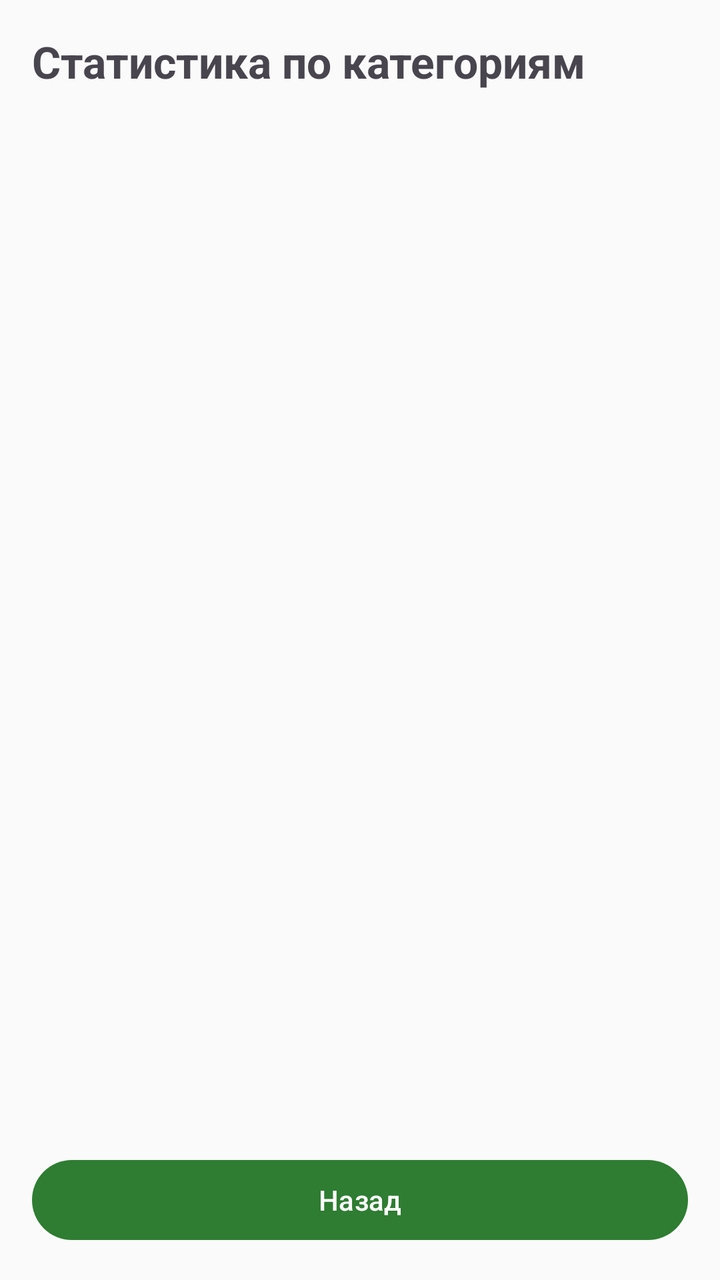
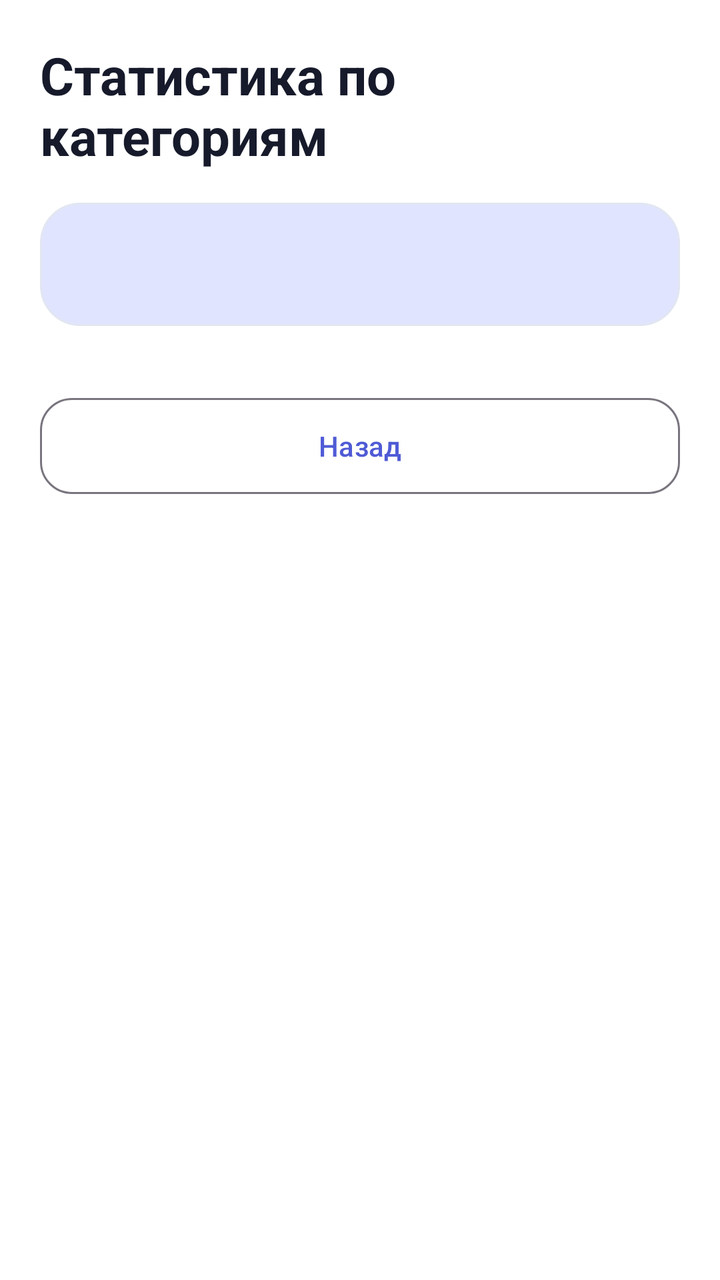

Before-and-after screenshots of an Android layout around one commit, followed by the original layout XML and the change that was made.
<!-- AndroidManifest.xml: application theme Theme.RecipesApp -->
<!-- res/layout/activity_stats.xml -->
<?xml version="1.0" encoding="utf-8"?>
<androidx.constraintlayout.widget.ConstraintLayout
    xmlns:android="http://schemas.android.com/apk/res/android"
    xmlns:app="http://schemas.android.com/apk/res-auto"
    android:layout_width="match_parent"
    android:layout_height="match_parent"
    android:padding="16dp">

    
    <TextView
        android:id="@+id/statsTitle"
        android:layout_width="wrap_content"
        android:layout_height="wrap_content"
        android:text="@string/stats_title"
        android:textSize="22sp"
        android:textStyle="bold"
        app:layout_constraintStart_toStartOf="parent"
        app:layout_constraintTop_toTopOf="parent" />

    
    <ScrollView
        android:layout_width="0dp"
        android:layout_height="0dp"
        android:layout_marginTop="12dp"
        app:layout_constraintBottom_toTopOf="@+id/statsBackButton"
        app:layout_constraintEnd_toEndOf="parent"
        app:layout_constraintStart_toStartOf="parent"
        app:layout_constraintTop_toBottomOf="@+id/statsTitle">

        <TextView
            android:id="@+id/statsText"
            android:layout_width="match_parent"
            android:layout_height="wrap_content"
            android:textSize="18sp" />
    </ScrollView>

    
    <Button
        android:id="@+id/statsBackButton"
        android:layout_width="0dp"
        android:layout_height="wrap_content"
        android:minHeight="48dp"
        android:text="@string/back"
        app:layout_constraintBottom_toBottomOf="parent"
        app:layout_constraintEnd_toEndOf="parent"
        app:layout_constraintStart_toStartOf="parent" />

</androidx.constraintlayout.widget.ConstraintLayout>
<!-- resources referenced by this layout -->
<resources>
  <string name="back">Назад</string>
  <string name="stats_title">Статистика по категориям</string>
  <style name="Theme.RecipesApp" parent="Theme.Material3.Light.NoActionBar">
          <item name="colorPrimary">@color/primary</item>
          <item name="colorOnPrimary">@color/on_primary</item>
          <item name="colorSecondary">@color/secondary</item>
          <item name="android:windowBackground">@color/background</item>
      </style>
  <color name="primary">#2E7D32</color>
  <color name="on_primary">#FFFFFF</color>
  <color name="secondary">#FF8F00</color>
  <color name="background">#FAFAFA</color>
</resources>

<!-- the commit's change to res/layout/activity_stats.xml (unified diff, before → after) -->
@@ -1,48 +1,71 @@
 <?xml version="1.0" encoding="utf-8"?>
-<androidx.constraintlayout.widget.ConstraintLayout
+<ScrollView
     xmlns:android="http://schemas.android.com/apk/res/android"
     xmlns:app="http://schemas.android.com/apk/res-auto"
     android:layout_width="match_parent"
     android:layout_height="match_parent"
-    android:padding="16dp">
+    android:background="?attr/colorSurface"
+    android:fillViewport="true">
 
-    
-    <TextView
-        android:id="@+id/statsTitle"
-        android:layout_width="wrap_content"
+    <LinearLayout
+        android:layout_width="match_parent"
         android:layout_height="wrap_content"
-        android:text="@string/stats_title"
-        android:textSize="22sp"
-        android:textStyle="bold"
-        app:layout_constraintStart_toStartOf="parent"
-        app:layout_constraintTop_toTopOf="parent" />
-
-    
-    <ScrollView
-        android:layout_width="0dp"
-        android:layout_height="0dp"
-        android:layout_marginTop="12dp"
-        app:layout_constraintBottom_toTopOf="@+id/statsBackButton"
-        app:layout_constraintEnd_toEndOf="parent"
-        app:layout_constraintStart_toStartOf="parent"
-        app:layout_constraintTop_toBottomOf="@+id/statsTitle">
+        android:orientation="vertical"
+        android:padding="20dp">
 
         <TextView
-            android:id="@+id/statsText"
+            android:layout_width="wrap_content"
+            android:layout_height="wrap_content"
+            android:text="@string/stats_title"
+            android:textColor="?attr/colorOnSurface"
+            android:textSize="26sp"
+            android:textStyle="bold" />
+
+        
+        <com.google.android.material.card.MaterialCardView
             android:layout_width="match_parent"
             android:layout_height="wrap_content"
-            android:textSize="18sp" />
-    </ScrollView>
+            android:layout_marginTop="16dp"
+            app:cardBackgroundColor="?attr/colorSecondaryContainer"
+            app:cardCornerRadius="20dp"
+            app:cardElevation="0dp">
 
-    
-    <Button
-        android:id="@+id/statsBackButton"
-        android:layout_width="0dp"
-        android:layout_height="wrap_content"
-        android:minHeight="48dp"
-        android:text="@string/back"
-        app:layout_constraintBottom_toBottomOf="parent"
-        app:layout_constraintEnd_toEndOf="parent"
-        app:layout_constraintStart_toStartOf="parent" />
+            <TextView
+                android:id="@+id/statsSummary"
+                android:layout_width="wrap_content"
+                android:layout_height="wrap_content"
+                android:padding="20dp"
+                android:textColor="?attr/colorOnSecondaryContainer"
+                android:textSize="16sp" />
+        </com.google.android.material.card.MaterialCardView>
 
-</androidx.constraintlayout.widget.ConstraintLayout>
+        <TextView
+            android:id="@+id/emptyStats"
+            android:layout_width="wrap_content"
+            android:layout_height="wrap_content"
+            android:layout_marginTop="24dp"
+            android:text="@string/stats_empty"
+            android:textColor="?attr/colorOnSurfaceVariant"
+            android:textSize="16sp"
+            android:visibility="gone" />
+
+        
+        <LinearLayout
+            android:id="@+id/statsContainer"
+            android:layout_width="match_parent"
+            android:layout_height="wrap_content"
+            android:layout_marginTop="16dp"
+            android:orientation="vertical" />
+
+        <com.google.android.material.button.MaterialButton
+            android:id="@+id/statsBackButton"
+            style="@style/Widget.Material3.Button.OutlinedButton"
+            android:layout_width="match_parent"
+            android:layout_height="wrap_content"
+            android:layout_marginTop="16dp"
+            android:minHeight="56dp"
+            android:text="@string/back"
+            app:cornerRadius="16dp" />
+
+    </LinearLayout>
+</ScrollView>
<!-- resource entries referenced after the edit -->
@@ -1,16 +1,31 @@
 <!-- resources referenced by this layout -->
 <resources>
   <string name="back">Назад</string>
+  <string name="stats_empty">Рецептов пока нет</string>
   <string name="stats_title">Статистика по категориям</string>
   <style name="Theme.RecipesApp" parent="Theme.Material3.Light.NoActionBar">
           <item name="colorPrimary">@color/primary</item>
           <item name="colorOnPrimary">@color/on_primary</item>
-          <item name="colorSecondary">@color/secondary</item>
+          <item name="colorSurface">@color/surface</item>
+          <item name="colorOnSurface">@color/text_primary</item>
+          <item name="colorSurfaceVariant">@color/surface_variant</item>
+          <item name="colorOnSurfaceVariant">@color/text_secondary</item>
+          <item name="colorSecondaryContainer">@color/primary_container</item>
+          <item name="colorOnSecondaryContainer">@color/on_primary_container</item>
+          <item name="colorOutlineVariant">@color/outline</item>
+          <item name="colorError">@color/error</item>
           <item name="android:windowBackground">@color/background</item>
       </style>
-  <color name="primary">#2E7D32</color>
+  <color name="primary">#4F5BD5</color>
   <color name="on_primary">#FFFFFF</color>
-  <color name="secondary">#FF8F00</color>
-  <color name="background">#FAFAFA</color>
+  <color name="surface">#FFFFFF</color>
+  <color name="text_primary">#161A2B</color>
+  <color name="surface_variant">#E9ECF5</color>
+  <color name="text_secondary">#5F6578</color>
+  <color name="primary_container">#E1E4FF</color>
+  <color name="on_primary_container">#2A3190</color>
+  <color name="outline">#E2E6F0</color>
+  <color name="error">#C62828</color>
+  <color name="background">#F4F5FB</color>
 </resources>
 
